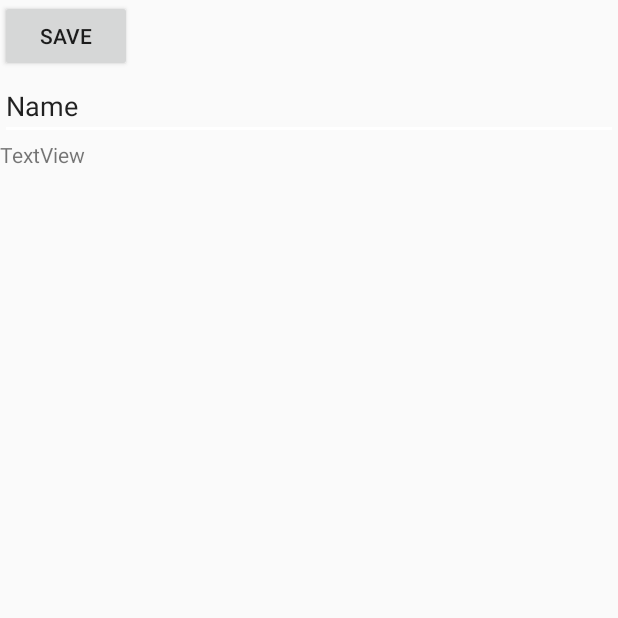
After one commit to nezarlawen1/nizarofficialprojectMovies-master, an Android app: the SharedActivity screen opened directly, with no data from a screen before it, on a phone screen of 412 x 824 dp, the top half of it. The commit adds this screen. Run offline under Robolectric (Android 15) with nearby library versions, the phone set to English and light mode, and no system bars.

Commit message:
shared pref

```diff
--- a/app/src/main/AndroidManifest.xml
+++ b/app/src/main/AndroidManifest.xml
@@ -28,7 +28,8 @@
         <activity android:name=".AlertDialogActivity" />
         <activity android:name=".SignUpActivity" />
         <activity android:name=".LoginActivity" />
-        <activity android:name=".FireActivity"></activity>
+        <activity android:name=".FireActivity" />
+        <activity android:name=".SharedActivity"></activity>
     </application>
 
 </manifest>
--- /dev/null
+++ b/app/src/main/java/com/example/hp1/nizarofficialprojectmovies/SharedActivity.java
@@ -0,0 +1,45 @@
+package com.example.hp1.nizarofficialprojectmovies;
+
+import android.content.SharedPreferences;
+import android.support.v7.app.AppCompatActivity;
+import android.os.Bundle;
+import android.view.View;
+import android.widget.Button;
+import android.widget.EditText;
+import android.widget.TextView;
+
+import java.io.StringReader;
+
+public class SharedActivity extends AppCompatActivity implements View.OnClickListener {
+    Button btSave;
+    EditText etNamne;
+    TextView tvName;
+
+    @Override
+    protected void onCreate(Bundle savedInstanceState) {
+        super.onCreate(savedInstanceState);
+        setContentView(R.layout.activity_shared);
+
+
+
+        btSave = (Button) findViewById(R.id.btSave);
+        btSave.setOnClickListener(this);
+        etNamne = (EditText) findViewById(R.id.etName);
+
+        SharedPreferences pref = getSharedPreferences("Profile",MODE_PRIVATE);
+        String name=pref.getString("name",null);
+
+        tvName = (TextView) findViewById(R.id.tvName);
+        if (name !=null){
+            tvName.setText(name);
+        }
+    }
+
+    @Override
+    public void onClick(View v) {
+        SharedPreferences pref = getSharedPreferences("Profile",MODE_PRIVATE);
+        SharedPreferences.Editor editor = pref.edit();
+        editor.putString("name",etNamne.getText().toString());
+        editor.commit();
+    }
+}
--- /dev/null
+++ b/app/src/main/res/layout/activity_shared.xml
@@ -0,0 +1,32 @@
+<?xml version="1.0" encoding="utf-8"?>
+<LinearLayout xmlns:android="http://schemas.android.com/apk/res/android"
+    xmlns:app="http://schemas.android.com/apk/res-auto"
+    xmlns:tools="http://schemas.android.com/tools"
+    android:layout_width="match_parent"
+    android:layout_height="match_parent"
+    android:orientation="vertical"
+    tools:context=".SharedActivity">
+
+    <Button
+        android:id="@+id/btSave"
+        android:layout_width="wrap_content"
+        android:layout_height="wrap_content"
+        android:text="Save"
+        tools:layout_editor_absoluteX="162dp"
+        tools:layout_editor_absoluteY="166dp" />
+
+    <EditText
+        android:id="@+id/etName"
+        android:layout_width="match_parent"
+        android:layout_height="wrap_content"
+        android:ems="10"
+        android:inputType="textPersonName"
+        android:text="Name" />
+
+    <TextView
+        android:id="@+id/tvName"
+        android:layout_width="match_parent"
+        android:layout_height="wrap_content"
+        android:text="TextView" />
+
+</LinearLayout>
--- a/app/src/main/res/layout/nav_header_main.xml
+++ b/app/src/main/res/layout/nav_header_main.xml
@@ -35,7 +35,7 @@
         android:id="@+id/textView"
         android:layout_width="wrap_content"
         android:layout_height="wrap_content"
-        android:text="select ↓"
+        android:text="created by nizar lawen"
         android:textColor="@color/colorAccent"
         android:textSize="18sp"
         android:textStyle="bold" />
--- a/app/src/main/res/values/colors.xml
+++ b/app/src/main/res/values/colors.xml
@@ -2,5 +2,5 @@
 <resources>
     <color name="colorPrimary">#3F51B5</color>
     <color name="colorPrimaryDark">#303F9F</color>
-    <color name="colorAccent">#000000</color>
+    <color name="colorAccent">#ffffff</color>
 </resources>
```
